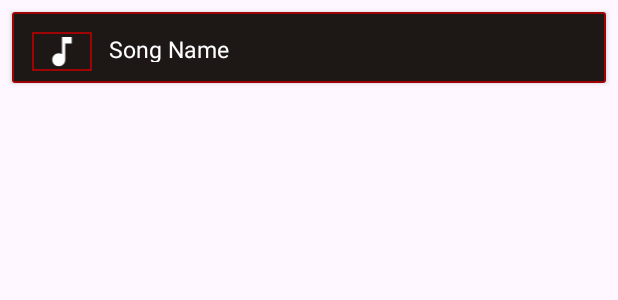
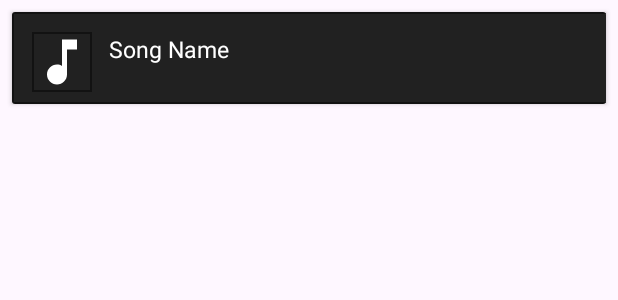
Before and after one commit to ghostofweb/HappyMusic, an Android app: the layout list_items.xml on its own in the app's theme, with its tools: preview values and no code run, on a phone screen of 412 x 824 dp. Shown: the top 300 px of the screen. Run offline under Robolectric (Android 15) with nearby library versions, the phone set to English and light mode, and no system bars.

Commit message:
background ok

```diff
--- a/app/build.gradle.kts
+++ b/app/build.gradle.kts
@@ -1,5 +1,6 @@
 plugins {
     alias(libs.plugins.android.application)
+    alias(libs.plugins.google.gms.google.services)
 }
 
 android {
@@ -32,6 +33,8 @@ android {
 }
 
 dependencies {
+    implementation ("com.github.bumptech.glide:glide:4.12.0")
+    annotationProcessor ("com.github.bumptech.glide:compiler:4.12.0")
     implementation("androidx.palette:palette:1.0.0")
     implementation("com.karumi:dexter:6.2.2")
     implementation(libs.appcompat)
--- a/app/src/main/res/drawable/list_bg.xml
+++ b/app/src/main/res/drawable/list_bg.xml
@@ -1,7 +1,7 @@
 <?xml version="1.0" encoding="utf-8"?>
 <shape xmlns:android="http://schemas.android.com/apk/res/android"
     android:shape="rectangle">
-    <solid android:color="#1d1716"/>
+    <solid android:color="#212121"/>
     <stroke android:width="1dp"
-        android:color="#9E0404"/>
+        android:color="#121212"/>
 </shape>
--- a/app/src/main/res/drawable/search_background.xml
+++ b/app/src/main/res/drawable/search_background.xml
@@ -1,6 +1,6 @@
 <?xml version="1.0" encoding="utf-8"?>
 <shape xmlns:android="http://schemas.android.com/apk/res/android">
-    <solid android:color="#1d1716"/>
+    <solid android:color="#212121"/>
     <corners android:radius="8dp"/>
-    <stroke android:width="1dp" android:color="#CCCCCC"/>
+    <stroke android:width="1dp" android:color="#121212"/>
 </shape>
--- a/app/src/main/res/layout/activity_main.xml
+++ b/app/src/main/res/layout/activity_main.xml
@@ -19,14 +19,11 @@
         android:padding="10dp"
         android:background="@drawable/search_background"/>
 
-    <!-- ListView for displaying songs -->
     <ListView
         android:id="@+id/listViewSong"
         android:layout_width="match_parent"
         android:layout_height="match_parent"
         android:layout_below="@id/searchView"
-        android:divider="@android:color/transparent"
-        android:dividerHeight="10sp"
-        android:padding="10dp"/>
+        />
 
 </RelativeLayout>
--- a/app/src/main/res/layout/list_items.xml
+++ b/app/src/main/res/layout/list_items.xml
@@ -8,39 +8,39 @@
     android:layout_marginStart="8dp">
 
     <RelativeLayout
-        android:layout_width="match_parent"
-        android:layout_height="47dp"
+        android:layout_width="432dp"
+        android:layout_height="wrap_content"
         android:background="@drawable/list_bg"
         android:padding="8dp">
 
         <ImageView
             android:id="@+id/imgsong"
-            android:contentDescription="TODO"
+            android:layout_width="40dp"
+            android:layout_height="40dp"
+            android:layout_alignParentStart="true"
             android:layout_alignParentTop="true"
-            android:layout_alignParentStart="true"
             android:layout_marginStart="5dp"
             android:layout_marginTop="5dp"
             android:background="@drawable/list_bg"
-            android:layout_width="40dp"
-            android:layout_height="40dp"
+            android:contentDescription="TODO"
             android:src="@drawable/ic_music" />
 
         <TextView
             android:id="@+id/txtsongname"
+            android:layout_width="wrap_content"
+            android:layout_height="40dp"
             android:layout_alignParentEnd="true"
             android:layout_marginStart="5dp"
             android:layout_marginEnd="5dp"
             android:layout_toEndOf="@+id/imgsong"
+            android:ellipsize="marquee"
+            android:marqueeRepeatLimit="marquee_forever"
             android:padding="6dp"
+            android:scrollHorizontally="true"
+            android:singleLine="true"
+            android:text="Song Name"
             android:textColor="#fff"
-            android:text="Song Name"
             android:textSize="15sp"
-            android:singleLine="true"
-            android:marqueeRepeatLimit="marquee_forever"
-            android:ellipsize="marquee"
-            android:scrollHorizontally="true"
-            android:layout_width="wrap_content"
-            android:layout_height="40dp"
             tools:ignore="HardcodedText" />
     </RelativeLayout>
 </androidx.cardview.widget.CardView>
--- a/gradle/libs.versions.toml
+++ b/gradle/libs.versions.toml
@@ -8,6 +8,8 @@ appcompat = "1.7.0"
 material = "1.12.0"
 activity = "1.9.0"
 constraintlayout = "2.1.4"
+googleGmsGoogleServices = "4.4.2"
+firebaseStorage = "21.0.0"
 
 [libraries]
 audiovisualizer = { module = "com.gauravk.audiovisualizer:audiovisualizer", version.ref = "audiovisualizer" }
@@ -18,6 +20,8 @@ appcompat = { group = "androidx.appcompat", name = "appcompat", version.ref = "a
 material = { group = "com.google.android.material", name = "material", version.ref = "material" }
 activity = { group = "androidx.activity", name = "activity", version.ref = "activity" }
 constraintlayout = { group = "androidx.constraintlayout", name = "constraintlayout", version.ref = "constraintlayout" }
+firebase-storage = { group = "com.google.firebase", name = "firebase-storage", version.ref = "firebaseStorage" }
 
 [plugins]
 android-application = { id = "com.android.application", version.ref = "agp" }
+google-gms-google-services = { id = "com.google.gms.google-services", version.ref = "googleGmsGoogleServices" }
```
Also changed, not shown: 1 other file.
